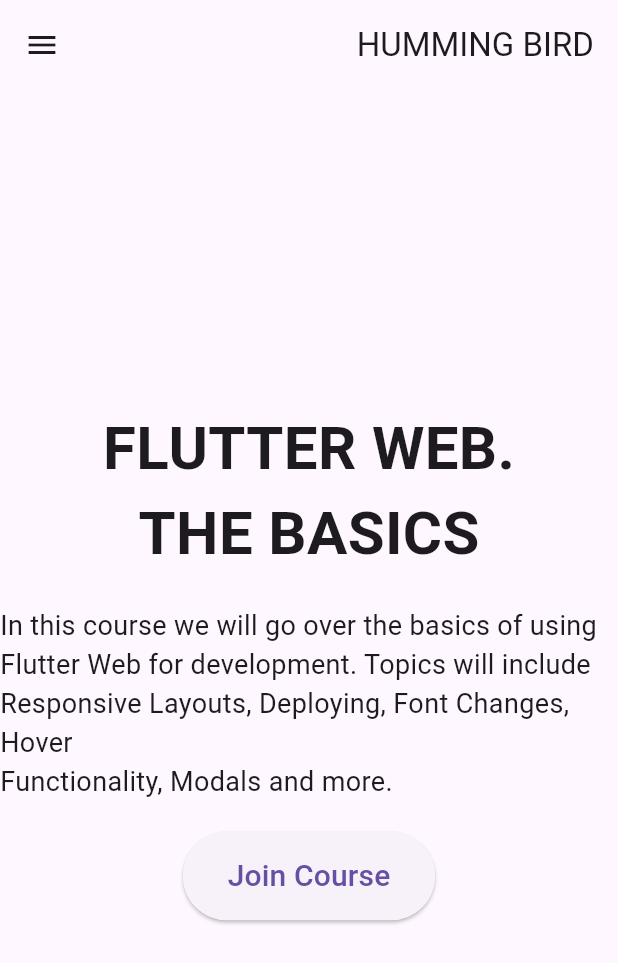
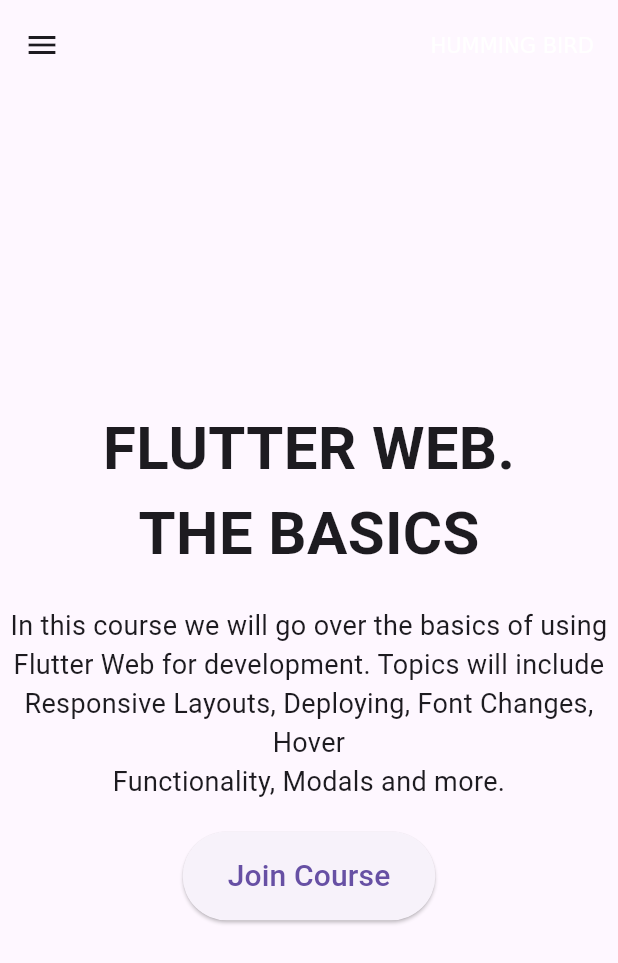
Before and after one commit to SEC-MASUM/flutter_responsive_design, a Flutter app: the screen it shows after launch, on a phone screen of 412 x 824 dp. Shown: the top 963 px of the screen. Run offline on Flutter 3.47's test engine with Material 3 defaults, Android fonts, the phone set to English and light mode, and no system bars.

Commit message:
ceate responsive_builder.dart and screent_utils.dart and use them

```diff
--- a/lib/screens/home_screen.dart
+++ b/lib/screens/home_screen.dart
@@ -1,4 +1,6 @@
 import 'package:flutter/material.dart';
+import 'package:flutter/widgets.dart';
+import 'package:flutter_responsive_design_assignment/widgets/responsive_builder.dart';
 
 class HomeScreen extends StatefulWidget {
   const HomeScreen({super.key});
@@ -10,23 +12,108 @@
 class _HomeScreenState extends State<HomeScreen> {
   @override
   Widget build(BuildContext context) {
+    return ResponsiveBuilder(
+      mobile: _buildMobileLayout(),
+      tablet: _buildTabletLayout(),
+      desktop: buildDesktopLayout(),
+    );
+  }
+
+  Widget _buildMobileLayout() {
+    return Scaffold(
+      appBar: AppBar(
+        title: Align(
+          alignment: Alignment.centerRight,
+          child: RichText(
+            text: TextSpan(
+              text: "HUMMING ",
+              children: [
+                TextSpan(text: "BIRD"),
+              ],
+            ),
+          ),
+        ),
+        toolbarHeight: 60.0,
+      ),
+      drawer: _buildDrawer(),
+      body: Center(
+        child: Column(
+          mainAxisAlignment: MainAxisAlignment.center,
+          // crossAxisAlignment: CrossAxisAlignment.center,
+          children: [
+            _buildContent(),
+            const SizedBox(height: 20),
+            _buildJoinButton(),
+          ],
+        ),
+      ),
+    );
+  }
+
+  Widget _buildTabletLayout() {
     return Scaffold(
       appBar: AppBar(
         title: const Align(
-            alignment: Alignment.centerRight, child: Text("HUMMING BIRD")),
+            alignment: Alignment.centerLeft, child: Text("HUMMING BIRD")),
         toolbarHeight: 60.0,
-        // actions: const [
-        //   Padding(
-        //     padding: EdgeInsets.only(right: 20),
-        //     child: Text("Courses"),
-        //   ),
-        //   Padding(
-        //     padding: EdgeInsets.only(right: 20),
-        //     child: Text("About"),
-        //   )
-        // ],
+        actions: const [
+          Padding(
+            padding: EdgeInsets.only(right: 20),
+            child: Text("Courses"),
           ),
-      drawer: const Drawer(
+          Padding(
+            padding: EdgeInsets.only(right: 20),
+            child: Text("About"),
+          )
+        ],
+      ),
+      body: Center(
+        child: Column(
+          mainAxisAlignment: MainAxisAlignment.center,
+          // crossAxisAlignment: CrossAxisAlignment.center,
+          children: [
+            _buildContent(),
+            const SizedBox(height: 20),
+            _buildJoinButton(),
+          ],
+        ),
+      ),
+    );
+  }
+
+  Widget buildDesktopLayout() {
+    return Scaffold(
+      appBar: AppBar(
+        title: const Align(
+            alignment: Alignment.centerLeft, child: Text("HUMMING BIRD")),
+        toolbarHeight: 60.0,
+        actions: const [
+          Padding(
+            padding: EdgeInsets.only(right: 20),
+            child: Text("Courses"),
+          ),
+          Padding(
+            padding: EdgeInsets.only(right: 20),
+            child: Text("About"),
+          )
+        ],
+      ),
+      body: Center(
+        child: Row(
+          mainAxisAlignment: MainAxisAlignment.spaceEvenly,
+          crossAxisAlignment: CrossAxisAlignment.center,
+          children: [
+            _buildContent(),
+            const SizedBox(width: 20),
+            _buildJoinButton(),
+          ],
+        ),
+      ),
+    );
+  }
+
+  Widget _buildDrawer() {
+    return const Drawer(
       child: SafeArea(
         child: Column(
           children: [
@@ -49,48 +136,50 @@
           ],
         ),
       ),
-      ),
-      body: Center(
-        child: Column(
+    );
+  }
+
+  Widget _buildContent() {
+    return const Column(
       mainAxisAlignment: MainAxisAlignment.center,
       crossAxisAlignment: CrossAxisAlignment.center,
       children: [
-            const Text(
+        Text(
           'FLUTTER WEB.',
           style: TextStyle(
             fontSize: 40,
             fontWeight: FontWeight.bold,
           ),
         ),
-            const Text(
+        Text(
           'THE BASICS',
           style: TextStyle(
             fontSize: 40,
             fontWeight: FontWeight.bold,
           ),
         ),
-            const SizedBox(height: 20),
-            const Text(
+        SizedBox(height: 20),
+        Text(
           'In this course we will go over the basics of using\nFlutter Web for development. Topics will include\nResponsive Layouts, Deploying, Font Changes, Hover\nFunctionality, Modals and more.',
+          textAlign: TextAlign.center,
           style: TextStyle(
             fontSize: 18,
           ),
         ),
-            const SizedBox(height: 20),
-            ElevatedButton(
+      ],
+    );
+  }
+
+  Widget _buildJoinButton() {
+    return ElevatedButton(
       onPressed: () {},
       style: ElevatedButton.styleFrom(
-                padding:
-                    const EdgeInsets.symmetric(horizontal: 30, vertical: 15),
+        padding: const EdgeInsets.symmetric(horizontal: 30, vertical: 15),
       ),
       child: const Text(
         'Join Course',
         style: TextStyle(fontSize: 20),
       ),
-            ),
-          ],
-        ),
-      ),
     );
   }
 }
--- /dev/null
+++ b/lib/utils/screent_utils.dart
@@ -0,0 +1,16 @@
+enum DeviceType { mobile, tablet, desktop }
+
+class ScreentUtils {
+  static const double mobileMaxSize = 640;
+  static const double tabletMaxSize = 1008;
+  static const double desktopMinSize = 1008;
+
+  static DeviceType getDeviceType(double width) {
+    if (width < mobileMaxSize) {
+      return DeviceType.mobile;
+    } else if (width >= mobileMaxSize && width < tabletMaxSize) {
+      return DeviceType.tablet;
+    }
+    return DeviceType.desktop;
+  }
+}
--- /dev/null
+++ b/lib/widgets/responsive_builder.dart
@@ -0,0 +1,27 @@
+import 'package:flutter/material.dart';
+import 'package:flutter_responsive_design_assignment/utils/screent_utils.dart';
+
+class ResponsiveBuilder extends StatelessWidget {
+  const ResponsiveBuilder({
+    super.key,
+    required this.mobile,
+    required this.desktop,
+    this.tablet,
+  });
+
+  final Widget mobile;
+  final Widget? tablet;
+  final Widget desktop;
+
+  @override
+  Widget build(BuildContext context) {
+    final size = MediaQuery.of(context).size;
+    final DeviceType deviceType = ScreentUtils.getDeviceType(size.width);
+    if (deviceType == DeviceType.mobile) {
+      return mobile;
+    } else if (deviceType == DeviceType.tablet) {
+      return tablet ?? mobile;
+    }
+    return desktop;
+  }
+}
```
Lines whose indentation alone changed are shown as unchanged.
